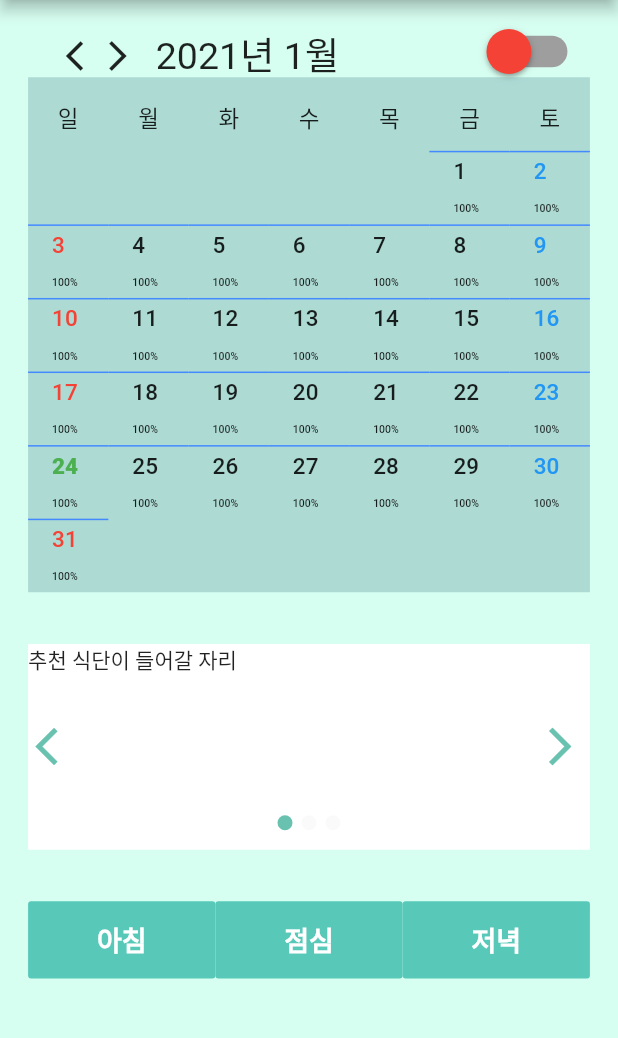
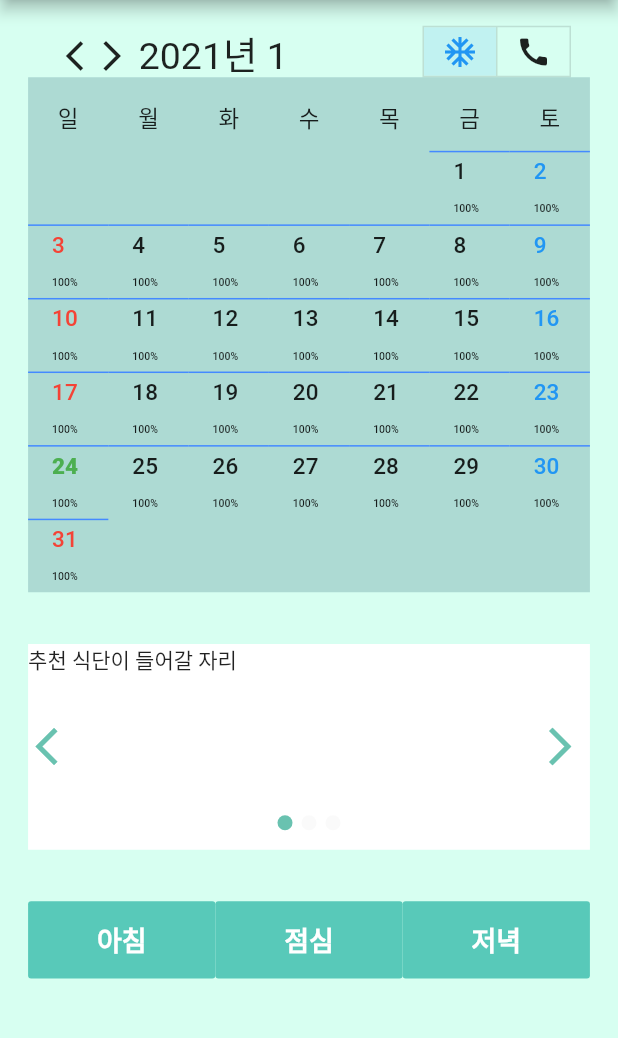
Before and after one commit to WepProglam/Diet, a Flutter app: the screen it shows after launch, on a phone screen of 412 x 824 dp, the part 84-1122 px from its top. Run offline on Flutter 3.47's test engine with Material 2 defaults, Android fonts, the phone set to English and light mode, and no system bars; our stand-ins replace convert, csv, fl_chart, flutter_swiper, sqflite; missing offline and left inert: excel; accounts and stored records are empty.

```diff
--- a/lib/mainPage.dart
+++ b/lib/mainPage.dart
@@ -47,6 +47,7 @@ class _MyHomePageState extends State<MyHomePage> {
   bool switchControl = false;
   FocusScopeNode myFocusNode = FocusScopeNode();
   ScrollController _controller = new ScrollController();
+  List<bool> isSelected = [true, false];
 
   @override
   void dispose() {
@@ -94,7 +95,7 @@ class _MyHomePageState extends State<MyHomePage> {
                                 child: Container(
                                     decoration:
                                         BoxDecoration(color: Color(0x7077AAAD)),
-                                    child: isItCalender
+                                    child: isSelected[0]
                                         ? returnCalender()
                                         : returnGraph()),
                               ),
@@ -321,17 +322,28 @@ class _MyHomePageState extends State<MyHomePage> {
 
   Widget calenderSwitch() {
     return Expanded(
-        flex: 2,
-        child: Transform.scale(
-            scale: 1.5,
-            child: Switch(
-              onChanged: toggleSwitch,
-              value: switchControl,
-              activeColor: Colors.red,
-              activeTrackColor: Colors.blue,
-              inactiveThumbColor: Colors.red,
-              inactiveTrackColor: Colors.grey,
-            )));
+      flex: 5,
+      child: ToggleButtons(
+        children: <Widget>[
+          Icon(Icons.ac_unit),
+          Icon(Icons.call),
+        ],
+        onPressed: (int index) {
+          setState(() {
+            for (int buttonIndex = 0;
+                buttonIndex < isSelected.length;
+                buttonIndex++) {
+              if (buttonIndex == index) {
+                isSelected[buttonIndex] = true;
+              } else {
+                isSelected[buttonIndex] = false;
+              }
+            }
+          });
+        },
+        isSelected: isSelected,
+      ),
+    );
   }
 
   Widget calenderDayRow() {
```
Also changed, not shown: lib/lineChart.dart (+12 -5 lines).
